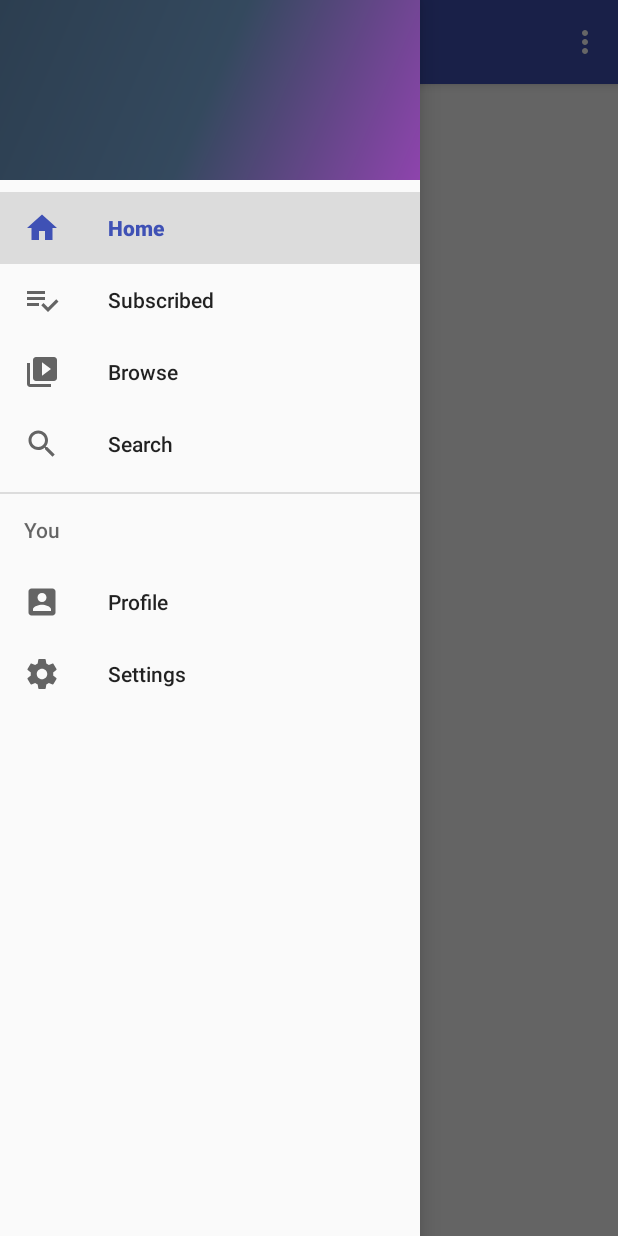
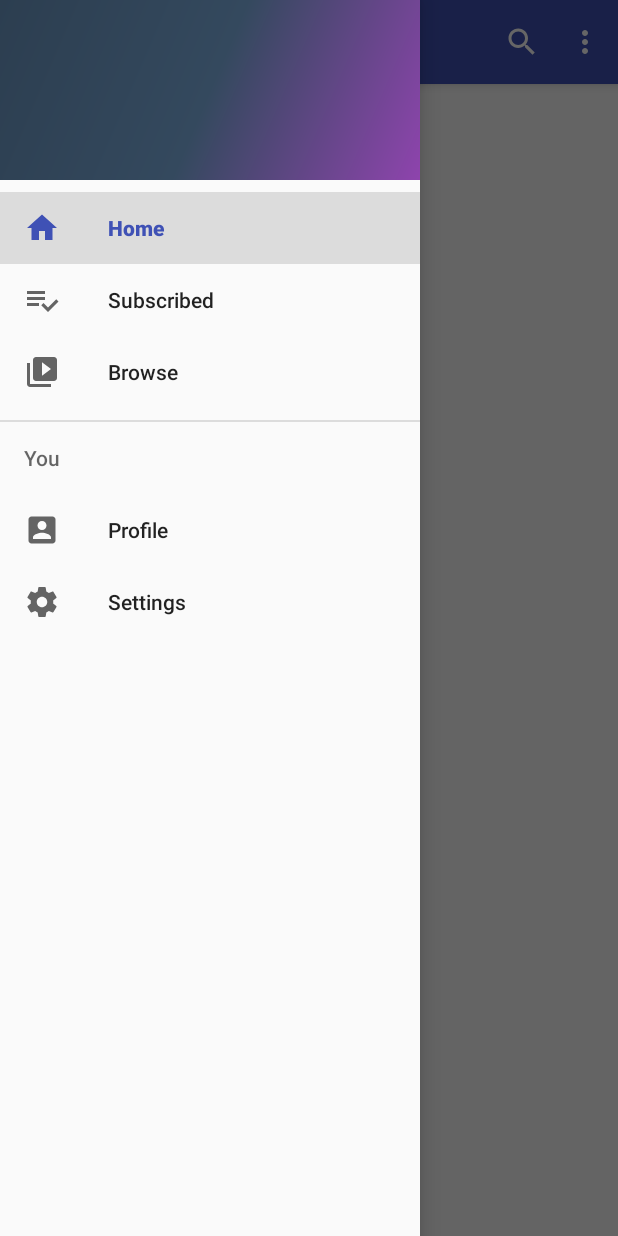
Before and after one commit to Edmond-Wu/Android-Books, an Android app: the screen it shows after launch (MainMenu), after a tap on "Open navigation drawer", on a phone screen of 412 x 824 dp. Run offline under Robolectric (Android 15) with nearby library versions, the phone set to English and light mode, and no system bars; 1 other tap on this screen came first.

Commit message:
search in toolbar

```diff
--- a/book/app/src/main/java/com/vincentxie/book/controller/MainMenu.java
+++ b/book/app/src/main/java/com/vincentxie/book/controller/MainMenu.java
@@ -13,6 +13,10 @@ import android.view.Menu;
 import android.support.v4.app.Fragment;
 import android.support.v4.app.FragmentManager;
 import android.view.View;
+import android.app.SearchManager;
+import android.support.v7.widget.SearchView;
+import android.content.Context;
+import android.support.v4.view.MenuItemCompat;
 
 import com.vincentxie.book.*;
 import android.content.Intent;
@@ -21,6 +25,9 @@ import android.content.SharedPreferences;
 
 public class MainMenu extends AppCompatActivity
         implements NavigationView.OnNavigationItemSelectedListener {
+
+    private SearchView searchView = null;
+    private SearchView.OnQueryTextListener queryTextListener;
 
     @Override
     protected void onCreate(Bundle savedInstanceState) {
@@ -61,6 +68,7 @@ public class MainMenu extends AppCompatActivity
 
     @Override
     public void onBackPressed() {
+
         DrawerLayout drawer = (DrawerLayout) findViewById(R.id.drawer_layout);
         if (drawer.isDrawerOpen(GravityCompat.START)) {
             drawer.closeDrawer(GravityCompat.START);
@@ -73,7 +81,31 @@ public class MainMenu extends AppCompatActivity
     public boolean onCreateOptionsMenu(Menu menu) {
         // Inflate the menu; this adds items to the action bar if it is present.
         getMenuInflater().inflate(R.menu.menu, menu);
-        return true;
+        MenuItem searchItem = menu.findItem(R.id.search);
+        SearchManager searchManager = (SearchManager) this.getSystemService(Context.SEARCH_SERVICE);
+
+        if (searchItem != null) {
+            searchView = (SearchView) searchItem.getActionView();
+        }
+        if (searchView != null) {
+            searchView.setSearchableInfo(searchManager.getSearchableInfo(this.getComponentName()));
+
+            queryTextListener = new SearchView.OnQueryTextListener() {
+                @Override
+                public boolean onQueryTextChange(String newText) {
+                    System.out.println("onQueryTextChange " + newText);
+                    return true;
+                }
+                @Override
+                public boolean onQueryTextSubmit(String query) {
+                    //Log.i("onQueryTextSubmit", query);
+                    searchView.onActionViewCollapsed();
+                    return true;
+                }
+            };
+            searchView.setOnQueryTextListener(queryTextListener);
+        }
+        return super.onCreateOptionsMenu(menu);
     }
 
     @Override
@@ -117,22 +149,17 @@ public class MainMenu extends AppCompatActivity
     public void setName(DrawerLayout drawer){
         drawer.addDrawerListener(new DrawerLayout.DrawerListener() {
             @Override
-            public void onDrawerSlide(View view, float v) {
-
-            }
+            public void onDrawerSlide(View view, float v) {}
 
             @Override
-            public void onDrawerOpened(View view) {
-
-            }
+            public void onDrawerOpened(View view) {}
 
             @Override
-            public void onDrawerClosed(View view) {
-
-            }
+            public void onDrawerClosed(View view) {}
 
             @Override
             public void onDrawerStateChanged(int i) {
+                searchView.onActionViewCollapsed();
                 setNameUtil();
             }
         });
@@ -162,9 +189,6 @@ public class MainMenu extends AppCompatActivity
             case R.id.nav_browse:
                 setFragment(Browse.class, "Browse");
                 break;
-            case R.id.nav_search:
-                setFragment(Search.class, "Search");
-                break;
             case R.id.nav_profile:
                 setFragment(Profile.class, "Profile");
                 break;
--- a/book/app/src/main/res/menu/activity_menu_drawer.xml
+++ b/book/app/src/main/res/menu/activity_menu_drawer.xml
@@ -16,11 +16,6 @@
             android:id="@+id/nav_browse"
             android:icon="@drawable/ic_menu_slideshow"
             android:title="@string/browse" />
-
-        <item
-            android:id="@+id/nav_search"
-            android:icon="@drawable/ic_search"
-            android:title="@string/search" />
 
         <item android:title="You" >
             <menu>
--- a/book/app/src/main/res/menu/menu.xml
+++ b/book/app/src/main/res/menu/menu.xml
@@ -6,4 +6,10 @@
         android:orderInCategory="100"
         android:title="@string/action_settings"
         app:showAsAction="never" />
+    <item
+        android:id="@+id/search"
+        android:icon="@android:drawable/ic_menu_search"
+        android:title="Search"
+        app:actionViewClass="android.support.v7.widget.SearchView"
+        app:showAsAction="always" />
 </menu>
--- a/book/app/src/main/res/values/colors.xml
+++ b/book/app/src/main/res/values/colors.xml
@@ -2,5 +2,5 @@
 <resources>
     <color name="colorPrimary">#3F51B5</color>
     <color name="colorPrimaryDark">#303F9F</color>
-    <color name="colorAccent">#FF4081</color>
+    <color name="colorAccent">#9b59b6</color>
 </resources>
```
Also changed, not shown: book/app/src/main/java/com/vincentxie/book/controller/Search.java (deleted, +0 -28 lines), book/app/src/main/res/layout/search.xml (deleted, +0 -19 lines).
